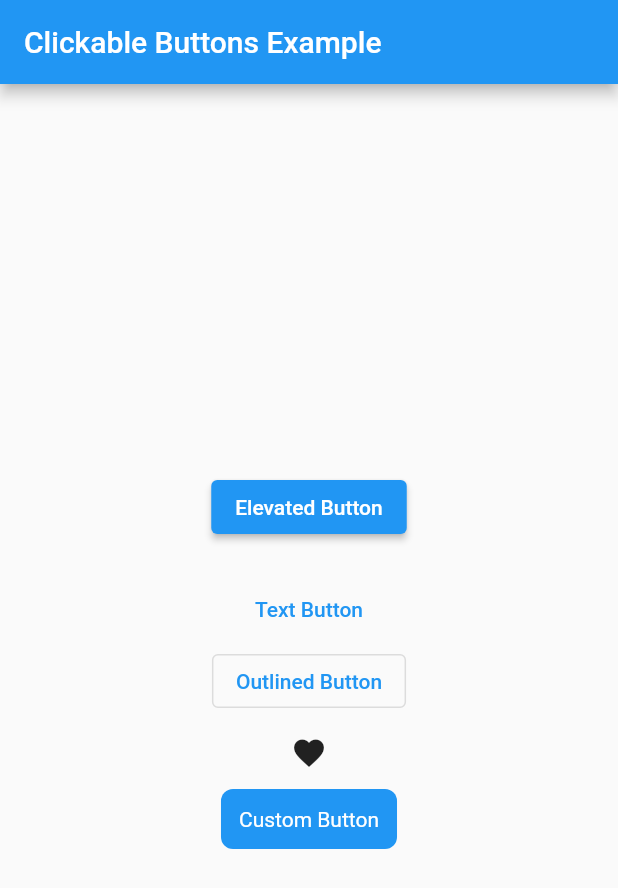
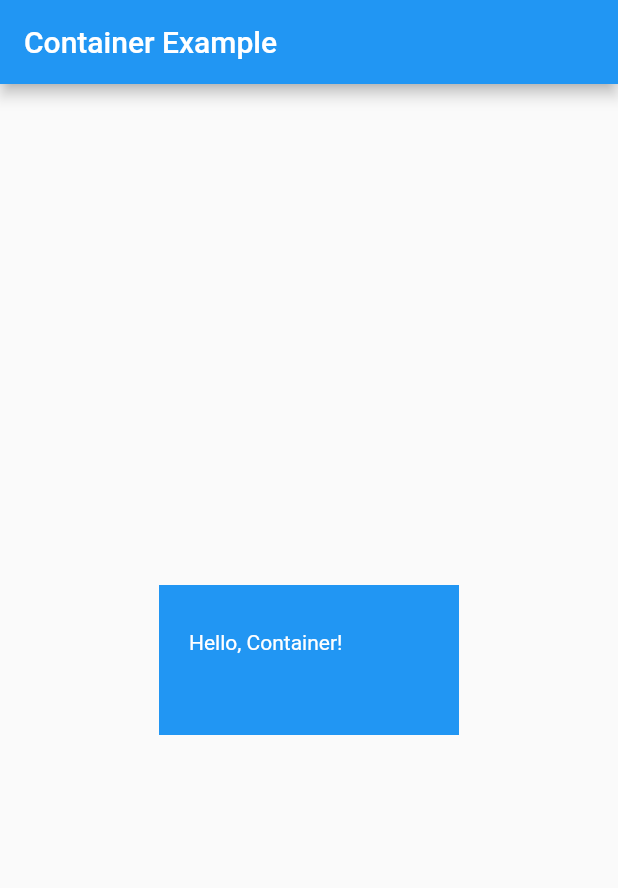
Before and after one commit to H-alchemist/flutterNinja, a Flutter app: the screen it shows after launch, on a phone screen of 412 x 824 dp. Shown: the top 888 px of the screen. Run offline on Flutter 3.47's test engine with Material 2 defaults, Android fonts, the phone set to English and light mode, and no system bars.

Commit message:
container

```diff
--- a/lib/main.dart
+++ b/lib/main.dart
@@ -10,60 +10,20 @@ class MyApp extends StatelessWidget {
     return MaterialApp(
       home: Scaffold(
         appBar: AppBar(
-          title: Text('Clickable Buttons Example'),
+          title: Text('Container Example'),
         ),
         body: Center(
-          child: Column(
-            mainAxisAlignment: MainAxisAlignment.center,
-            children: [
-              ElevatedButton(
-                onPressed: () {
-                  // Handle button click
-                  print('Elevated Button Clicked');
-                },
-                child: Text('Elevated Button'),
-              ),
-              SizedBox(height: 20),
-              TextButton(
-                onPressed: () {
-                  // Handle button click
-                  print('Text Button Clicked');
-                },
-                child: Text('Text Button'),
-              ),
-              OutlinedButton(
-                onPressed: () {
-                  // Handle button click
-                  print('Outlined Button Clicked');
-                },
-                child: Text('Outlined Button'),
-              ),
-              IconButton(
-                onPressed: () {
-                  // Handle button click
-                  print('Icon Button Clicked');
-                },
-                icon: Icon(Icons.favorite),
-              ),
-              GestureDetector(
-                onTap: () {
-                  // Handle button click
-                  print('Custom Button Clicked');
-                },
-                child: Container(
-                  padding: EdgeInsets.all(12),
-                  decoration: BoxDecoration(
-                    color: Colors.blue,
-                    borderRadius: BorderRadius.circular(8),
-                  ),
-                  child: Text(
-                    'Custom Button',
-                    style: TextStyle(color: Colors.white),
-                  ),
-                ),
-              )
+          child: Container(
+            padding :  EdgeInsets.symmetric(horizontal: 20.0  , vertical: 30.0),
+            width: 200,
+            height: 100,
+            color: Colors.blue,
 
-            ],
+            margin: EdgeInsets.all(16),
+            child: Text(
+              'Hello, Container!',
+              style: TextStyle(color: Colors.white),
+            ),
           ),
         ),
       ),
```
